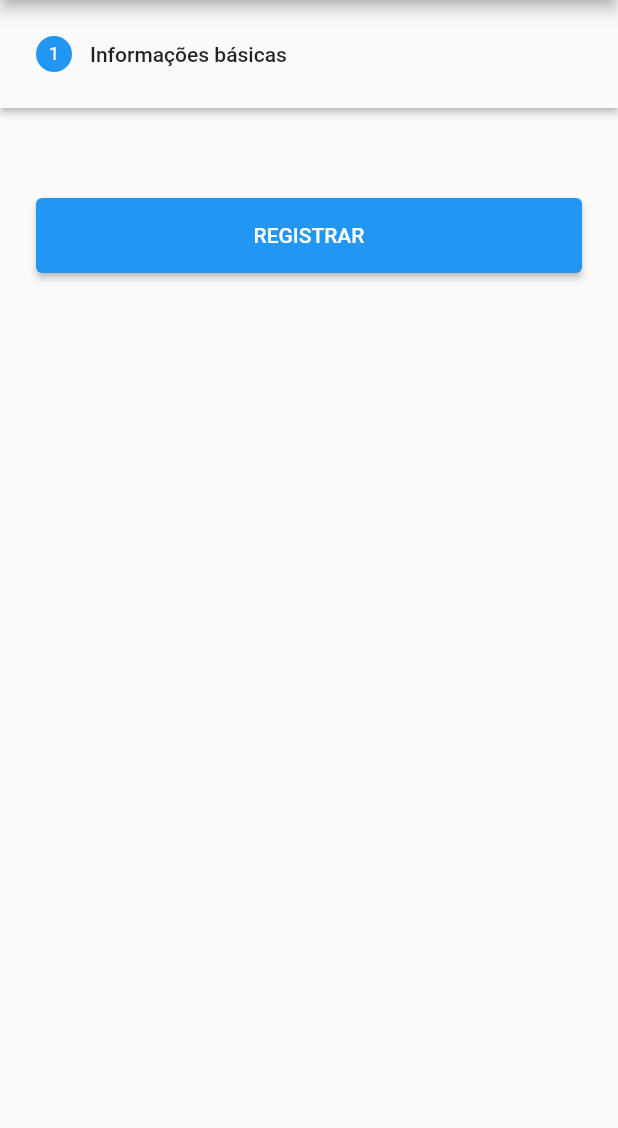
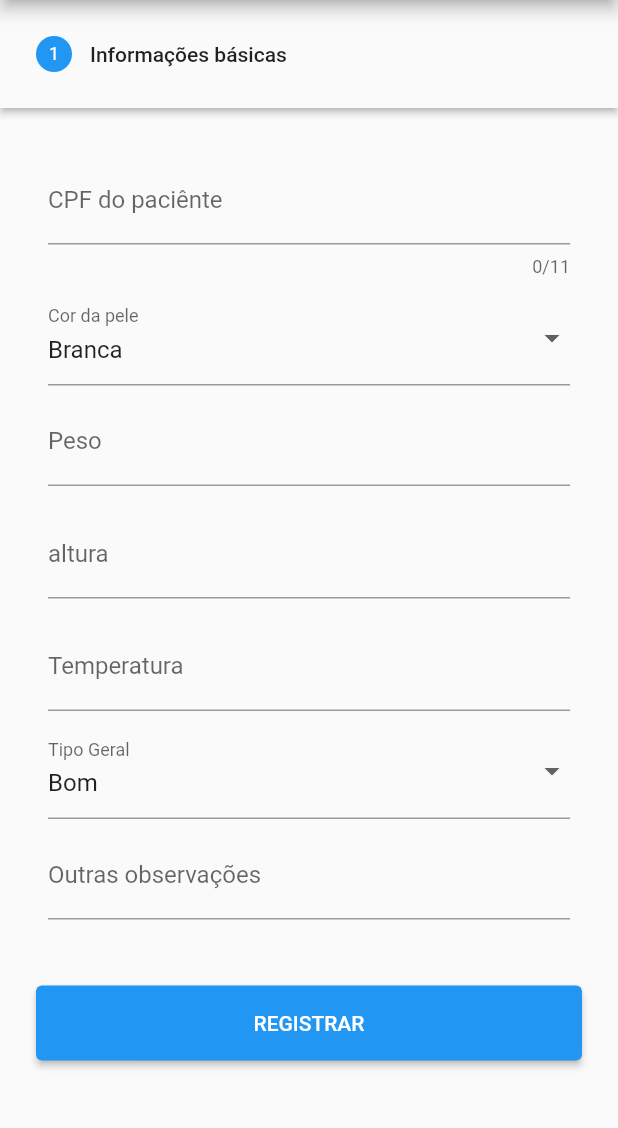
Before and after one commit to ceduardolima/proodonto, a Flutter app: the ExamHome screen opened directly, on a phone screen of 412 x 824 dp, the part 84-1212 px from its top. Run offline on Flutter 3.47's test engine with Material 2 defaults, Android fonts, the phone set to English and light mode, and no system bars; drawn by our look-alikes of flutter_form_builder; our stand-ins replace floor, flutter_expandable_fab, form_builder_validators, sqflite; accounts and stored records are empty; generated files the repository leaves out were written again.

Commit message:
Criando o step de informações básicas do exame

```diff
--- a/proodonto/lib/app/pages/exam/exam_home.dart
+++ b/proodonto/lib/app/pages/exam/exam_home.dart
@@ -1,5 +1,6 @@
 import 'package:flutter/material.dart';
 import 'package:proodonto/app/database/entity/exam.dart';
+import 'package:proodonto/app/pages/exam/step/exam_basic_info_step.dart';
 import 'package:proodonto/app/widget/buttons.dart';
 
 class ExamHome extends StatelessWidget {
@@ -40,7 +41,7 @@ class _ExamStepperState extends State<_ExamStepper> {
   List<Step> _getSteps() => [
         Step(
             title: Text("Informações básicas"),
-            content: Container(),
+            content: ExamBasicInfoStep(exam: exam,),
             state: setStepState(0),
             isActive: _currentStep >= 0)
       ];
--- /dev/null
+++ b/proodonto/lib/app/pages/exam/step/exam_basic_info_step.dart
@@ -0,0 +1,95 @@
+import 'package:flutter/material.dart';
+import 'package:flutter_form_builder/flutter_form_builder.dart';
+import 'package:proodonto/app/database/entity/exam.dart';
+import 'package:proodonto/app/interfaces/form_abstraction.dart';
+import 'package:proodonto/app/shared/default_form_field.dart';
+import 'package:proodonto/app/shared/default_size.dart';
+import 'package:proodonto/app/shared/dropdown_button.dart';
+import 'package:proodonto/app/shared/enum_types.dart';
+
+class ExamBasicInfoStep extends RegisterForm {
+  ExamBasicInfoStep({Key? key, required this.exam}) : super(key: key);
+  final _formKey = GlobalKey<FormBuilderState>();
+  final Exam exam;
+
+  @override
+  getFields(field) {
+    _formKey.currentState!.save();
+    final fields = _formKey.currentState!.fields;
+    field.patientCPF = fields["patientCPF"]!.value;
+    field.generalType = GeneralType.values[
+        GeneralType.getNameList().indexOf(fields["generalType"]!.value)];
+    field.weight = fields["weight"]!.value;
+    field.height = fields["height"]!.value;
+    field.temperature = fields["temperature"]!.value;
+    field.othersObservations = fields["othersObservations"]!.value;
+  }
+
+  @override
+  bool validate() {
+    final values = _formKey.currentState?.fields.values.toList();
+    bool isValid = true;
+    values?.forEach((element) {
+      element.validate();
+      if (!element.isValid) {
+        isValid = false;
+      }
+    });
+    return isValid;
+  }
+
+  @override
+  Widget build(BuildContext context) {
+    return Padding(
+      padding: const EdgeInsets.symmetric(horizontal: PaddingSize.small),
+      child: FormBuilder(
+        key: _formKey,
+        child: Column(
+          children: [
+            DefaultFormField(
+              name: "patientCPF",
+              label: "CPF do paciênte",
+              length: 11,
+              inputType: TextInputType.number,
+              initialValue: exam.patientCPF,
+            ),
+            DefaultDropdownButton(
+              name: "skinColor",
+              label: "Cor da pele",
+              list: SkinColor.getNameList(),
+              initialValue: SkinColor.getNameList()[0],
+            ),
+            DefaultFormField(
+              name: "weight",
+              label: "Peso",
+              inputType: TextInputType.number,
+              initialValue: exam.weight,
+            ),
+            DefaultFormField(
+              name: "height",
+              label: "altura",
+              inputType: TextInputType.number,
+              initialValue: exam.height,
+            ),
+            DefaultFormField(
+              name: "temperature",
+              label: "Temperatura",
+              initialValue: exam.temperature,
+            ),
+            DefaultDropdownButton(
+              name: "generalType",
+              label: "Tipo Geral",
+              list: GeneralType.getNameList(),
+              initialValue: GeneralType.getNameList()[0],
+            ),
+            DefaultFormField(
+              name: "othersObservations",
+              label: "Outras observações",
+              initialValue: exam.othersObservations,
+            ),
+          ],
+        ),
+      ),
+    );
+  }
+}
```
